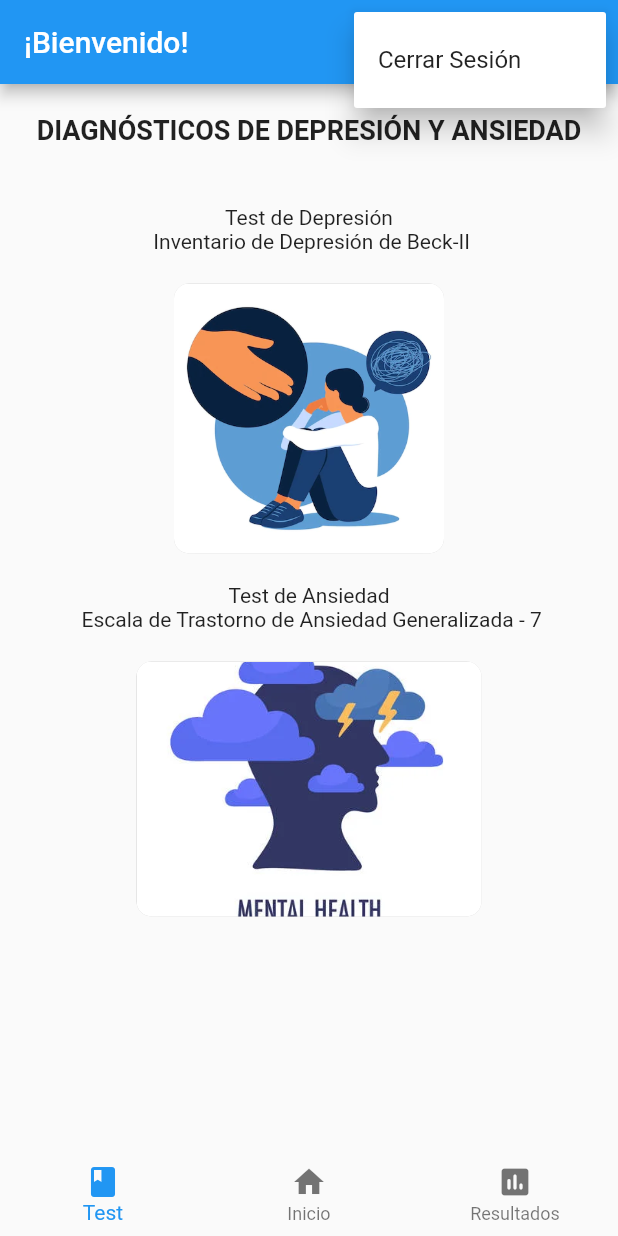
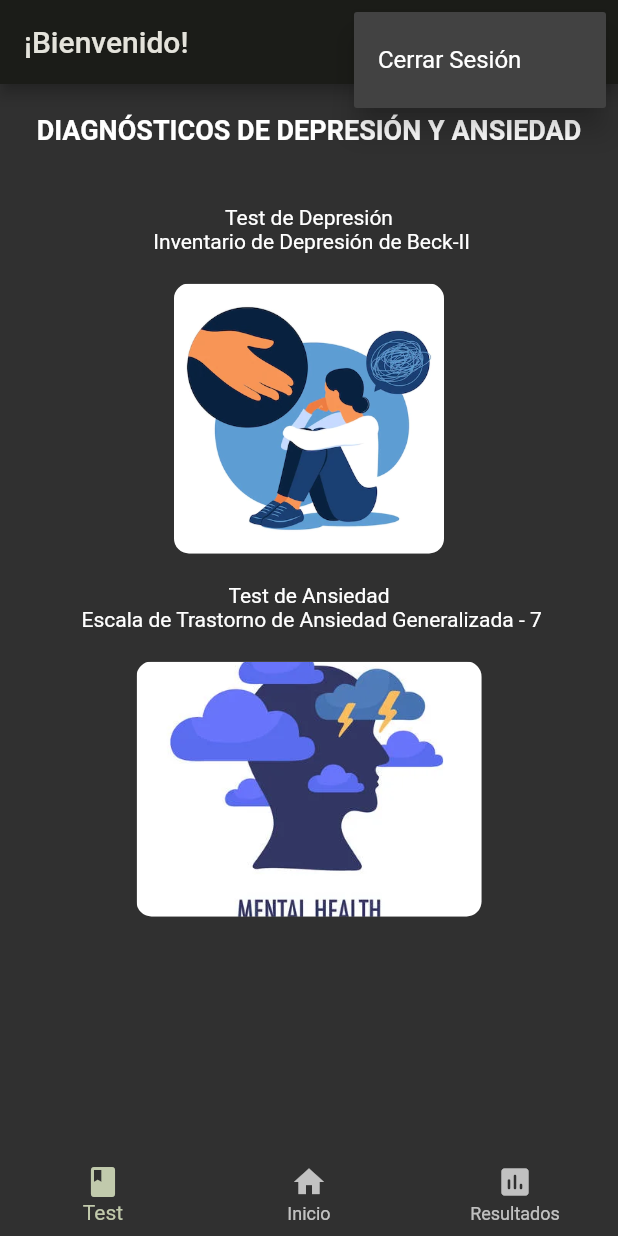
Before and after one commit to Mauro-AGalvezT/addmental, a Flutter app: the screen it shows once a user with an empty profile is signed in, after a tap on the "more vert" icon, on a phone screen of 412 x 824 dp. Run offline on Flutter 3.47's test engine with Material 2 defaults, Android fonts, the phone set to English and light mode, and no system bars; our stand-ins replace cloud_firestore, firebase_auth, firebase_core, fl_chart; accounts and stored records are empty.

Commit message:
theme personalizado

```diff
--- a/lib/main.dart
+++ b/lib/main.dart
@@ -1,9 +1,10 @@
 import 'package:addmental/ui/login_page.dart';
 import 'package:addmental/ui/main_page.dart';
+import 'package:addmental/ui/views/home_view.dart';
 import 'package:addmental/ui/views/result_view.dart';
-import 'package:addmental/ui/views/tests/anxiety_view.dart';
 import 'package:flutter/material.dart';
 import 'package:firebase_core/firebase_core.dart';
+import 'color_schemes.g.dart';
 import 'firebase_options.dart';
 
 void main() async {
@@ -22,13 +23,13 @@ class MyApp extends StatelessWidget {
   Widget build(BuildContext context) {
     return MaterialApp(
       title: 'Flutter Demo',
-      theme: ThemeData(
-        primarySwatch: Colors.blue,
-      ),
+      theme: ThemeData(useMaterial3: false, colorScheme: darkColorScheme),
       initialRoute: MainPage.id,
+      debugShowCheckedModeBanner: false,
       routes: {
         LoginPage.id: (_) => const LoginPage(),
         ResultView.id: (_) => const ResultView(),
+        HomeView.id: (_) => const HomeView(),
       },
       home: const MainPage(),
     );
--- a/lib/ui/login_page.dart
+++ b/lib/ui/login_page.dart
@@ -62,7 +62,6 @@ class _LoginPageState extends State<LoginPage> {
               ),
             ),
             const SizedBox(height: 20),
-            //email texfield
             Padding(
               padding: const EdgeInsets.symmetric(horizontal: 25.0),
               child: TextFormField(
@@ -78,10 +77,10 @@ class _LoginPageState extends State<LoginPage> {
                   return null;
                 },
                 decoration: InputDecoration(
-                    hintText: 'Email',
-                    hintStyle: const TextStyle(color: Colors.grey),
-                    border: OutlineInputBorder(
-                        borderRadius: BorderRadius.circular(10))),
+                  labelText: 'Email',
+                  border: OutlineInputBorder(
+                      borderRadius: BorderRadius.circular(10)),
+                ),
               ),
             ),
             const SizedBox(height: 20),
@@ -98,8 +97,7 @@ class _LoginPageState extends State<LoginPage> {
                 },
                 obscureText: true,
                 decoration: InputDecoration(
-                    hintText: 'Contraseña',
-                    hintStyle: const TextStyle(color: Colors.grey),
+                    labelText: 'Contraseña',
                     border: OutlineInputBorder(
                         borderRadius: BorderRadius.circular(10))),
               ),
@@ -108,7 +106,6 @@ class _LoginPageState extends State<LoginPage> {
             SizedBox(
               width: 310,
               child: GestureDetector(
-                //onTap: signIn,
                 child: ElevatedButton(
                     onPressed: () {
                       if (!_formLoginKey.currentState!.validate()) {
@@ -117,15 +114,14 @@ class _LoginPageState extends State<LoginPage> {
                         signIn();
                       }
                     },
-                    child: const Text('Ingresar')),
+                    child: const Text('Ingresar',style: TextStyle(),)),
               ),
             ),
             TextButton(
               child: const Text(
                 'Registrate',
                 style: TextStyle(
-                  color: Colors.blue,
-                  fontSize: 16.0,
+                  fontSize: 14.0,
                 ),
               ),
               onPressed: () {
--- a/lib/ui/views/home_view.dart
+++ b/lib/ui/views/home_view.dart
@@ -1,7 +1,10 @@
 import 'package:firebase_auth/firebase_auth.dart';
 import 'package:flutter/material.dart';
 
+import '../../color_schemes.g.dart';
+
 class HomeView extends StatefulWidget {
+  static String id = "home_view";
   const HomeView({super.key});
 
   @override
@@ -25,7 +28,15 @@ class _HomeViewState extends State<HomeView> {
               )),
           const SizedBox(height: 20),
           Container(
-              padding: EdgeInsets.all(20.0),
+            padding: const EdgeInsets.only(left: 10,right: 10),
+              child: Column(
+                children: [
+                  Container(
+                    padding: const EdgeInsets.all(10),
+                      decoration: BoxDecoration(
+                        borderRadius: BorderRadius.circular(16),
+                        color: darkColorScheme.secondaryContainer,
+                      ),
                       child: Column(
                         children: [
                           const Text(
@@ -36,18 +47,6 @@ class _HomeViewState extends State<HomeView> {
                           const SizedBox(height: 20),
                           ClipRRect(
                             borderRadius: BorderRadius.circular(10.0),
-                    child: DecoratedBox(
-                      decoration: BoxDecoration(
-                        borderRadius: BorderRadius.circular(10.0),
-                        boxShadow: [
-                          BoxShadow(
-                            color: Colors.grey.withOpacity(0.5),
-                            spreadRadius: 5,
-                            blurRadius: 7,
-                            offset: const Offset(0, 3),
-                          ),
-                        ],
-                      ),
                             child: Image.asset(
                               'assets/images/image1.jpg',
                               width: 180,
@@ -55,8 +54,18 @@ class _HomeViewState extends State<HomeView> {
                               fit: BoxFit.cover,
                             ),
                           ),
+                        ],
+                      )),
+
+                  const SizedBox(height: 20),
+                  Container(
+                    padding: const EdgeInsets.all(10),
+                      decoration: BoxDecoration(
+                        borderRadius: BorderRadius.circular(16),
+                        color: darkColorScheme.secondaryContainer,
                       ),
-                  const SizedBox(height: 20),
+                    child: Column(
+                      children: [
                         const Text(
                           'Para conocer el resultado de sus Test presione el siguiente botón o el botón de la de derecha en la barra de acceso rápido.',
                           textAlign: TextAlign.justify,
@@ -64,24 +73,14 @@ class _HomeViewState extends State<HomeView> {
                         const SizedBox(height: 20),
                         ClipRRect(
                           borderRadius: BorderRadius.circular(10.0),
-                    child: DecoratedBox(
-                      decoration: BoxDecoration(
-                        borderRadius: BorderRadius.circular(10.0),
-                        boxShadow: [
-                          BoxShadow(
-                            color: Colors.grey.withOpacity(0.5),
-                            spreadRadius: 5,
-                            blurRadius: 7,
-                            offset: const Offset(0, 3),
-                          ),
-                        ],
-                      ),
                           child: Image.asset(
                             'assets/images/image2.jpg',
                             width: 230,
                             height: 170,
                             fit: BoxFit.cover,
                           ),
+                        ),
+                      ],
                     ),
                   ),
                 ],
--- a/lib/ui/views/result_view.dart
+++ b/lib/ui/views/result_view.dart
@@ -1,12 +1,8 @@
-import 'dart:math';
-
 import 'package:cloud_firestore/cloud_firestore.dart';
 import 'package:firebase_auth/firebase_auth.dart';
 import 'package:fl_chart/fl_chart.dart';
-import 'package:flutter/cupertino.dart';
+import 'package:flutter/foundation.dart';
 import 'package:flutter/material.dart';
-import 'package:flutter/src/widgets/framework.dart';
-import 'package:flutter/src/widgets/placeholder.dart';
 import 'package:intl/intl.dart';
 
 class ResultView extends StatefulWidget {
@@ -22,7 +18,6 @@ class _ResultViewState extends State<ResultView> {
   List<FlSpot> depressionData = [];
   @override
   void initState() {
-    // TODO: implement initState
     super.initState();
     _getDataFromFirestore();
   }
@@ -34,25 +29,27 @@ class _ResultViewState extends State<ResultView> {
     setState(() {
       if (depressionResult.isNotEmpty) {
         for (var test in depressionResult) {
-          var yFormatted = test['date'].replaceAll('/', '-');
-          var date = DateTime.parse(yFormatted);
+          var date = DateTime.parse(test['date']);
           var yTimestamp = date.millisecondsSinceEpoch.toDouble();
-          depressionData.add(FlSpot(test['score'].toDouble(), yTimestamp));
-          //print('Score: ${test['score']}, Fecha: ${test['date']}');
+          depressionData.add(FlSpot(yTimestamp, test['score'].toDouble()));
         }
+        depressionData.sort((a, b) => a.x.compareTo(b.x));
       } else {
-        print('No existen datos.');
+        if (kDebugMode) {
+          print('No existen datos.');
+        }
       }
       if (anxietyResult.isNotEmpty) {
         for (var test in anxietyResult) {
-          var yFormatted = test['date'].replaceAll('/', '-');
-          var date = DateTime.parse(yFormatted);
+          var date = DateTime.parse(test['date']);
           var yTimestamp = date.millisecondsSinceEpoch.toDouble();
-          anxietyData.add(FlSpot(test['score'].toDouble(), yTimestamp));
-          //print('Score: ${test['score']}, Fecha: ${test['date']}');
+          anxietyData.add(FlSpot(yTimestamp, test['score'].toDouble()));
         }
+        anxietyData.sort((a, b) => a.x.compareTo(b.x));
       } else {
-        print('No existen datos.');
+        if (kDebugMode) {
+          print('No existen datos.');
+        }
       }
     });
   }
@@ -69,11 +66,11 @@ class _ResultViewState extends State<ResultView> {
           const SizedBox(height: 10),
           SingleChildScrollView(
             scrollDirection: Axis.horizontal,
+            // ignore: unnecessary_null_comparison
             child: depressionData == null
                 ? const CircularProgressIndicator()
                 : depressionData.isEmpty
                     ? Container(
-                        //color: const Color.fromARGB(255, 230, 230, 230),
                         margin: const EdgeInsets.all(3),
                         width: 300,
                         padding: const EdgeInsets.all(16),
@@ -82,33 +79,32 @@ class _ResultViewState extends State<ResultView> {
                           image: AssetImage('assets/images/empty_data.jpg'),
                         ))
                     : Container(
-                        margin: const EdgeInsets.all(3),
-                        width: 450,
-                        padding: const EdgeInsets.all(16),
+                        width: 350,
+                        padding: const EdgeInsets.all(10),
                         height: MediaQuery.of(context).size.height * 0.4,
                         child: SizedBox(
-                          width: 400,
-                          height: 250,
                           child: LineChart(
                             LineChartData(
                               clipData: FlClipData.all(),
+                              minY: 0,
+                              maxY: 30,
+                              minX: depressionData
+                                  .reduce((value, element) =>
+                                      value.x < element.x ? value : element)
+                                  .x,
                               maxX: depressionData
                                   .reduce((value, element) =>
-                                      value.y > element.y ? value : element)
-                                  .y,
-                              maxY: 12,
-                              minX: 0,
-                              minY: 0,
+                                      value.x > element.x ? value : element)
+                                  .x,
                               lineBarsData: [
                                 LineChartBarData(
                                   spots: depressionData,
                                   isCurved: true,
-                                  barWidth: 5,
-                                  belowBarData: BarAreaData(
-                                    show: true,
-                                  ),
                                 )
                               ],
+                              gridData: FlGridData(
+                                show: true,
+                              ),
                               titlesData: FlTitlesData(
                                   rightTitles: AxisTitles(
                                       sideTitles:
@@ -118,12 +114,21 @@ class _ResultViewState extends State<ResultView> {
                                           SideTitles(showTitles: false)),
                                   bottomTitles: AxisTitles(
                                       sideTitles: SideTitles(
-                                    reservedSize: 18,
+                                    reservedSize: 30,
                                     showTitles: true,
                                     getTitlesWidget: (value, meta) {
-                                      print('??${value}');
-                                      return Text(DateFormat.MMMd()
-                                          .format(DateTime.now()));
+                                      DateTime baseDate = DateTime(1900, 1, 1);
+                                      DateTime myDate = baseDate.add(Duration(
+                                          milliseconds: value.toInt()));
+                                      return Padding(
+                                        padding:
+                                            const EdgeInsets.only(top: 5.0),
+                                        child: Transform.rotate(
+                                          angle: 35 * 3.1416 / 180,
+                                          child: Text(
+                                              DateFormat.Md().format(myDate)),
+                                        ),
+                                      );
                                     },
                                   ))),
                             ),
@@ -132,50 +137,48 @@ class _ResultViewState extends State<ResultView> {
                       ),
           ),
           const SizedBox(height: 10),
-          Text('Escala de Trastorno de Ansiedad Generalizada - 7'),
+          const Text('Escala de Trastorno de Ansiedad Generalizada - 7'),
           const SizedBox(height: 10),
           SingleChildScrollView(
             scrollDirection: Axis.horizontal,
+            // ignore: unnecessary_null_comparison
             child: anxietyData == null
                 ? const CircularProgressIndicator()
                 : anxietyData.isEmpty
                     ? Container(
-                        //color: const Color.fromARGB(255, 230, 230, 230),
                         margin: const EdgeInsets.all(3),
-                        width: 300,
                         padding: const EdgeInsets.all(16),
                         height: MediaQuery.of(context).size.height * 0.4,
                         child: const Image(
                           image: AssetImage('assets/images/empty_data.jpg'),
                         ))
                     : Container(
-                        margin: const EdgeInsets.all(3),
-                        width: 450,
-                        padding: const EdgeInsets.all(16),
+                        width: 350,
+                        padding: const EdgeInsets.all(10),
                         height: MediaQuery.of(context).size.height * 0.4,
                         child: SizedBox(
-                          width: 400,
-                          height: 250,
                           child: LineChart(
                             LineChartData(
                               clipData: FlClipData.all(),
+                              minY: 0,
+                              maxY: 22,
+                              minX: anxietyData
+                                  .reduce((value, element) =>
+                                      value.x < element.x ? value : element)
+                                  .x,
                               maxX: anxietyData
                                   .reduce((value, element) =>
-                                      value.y > element.y ? value : element)
-                                  .y,
-                              maxY: 12,
-                              minX: 0,
-                              minY: 0,
+                                      value.x > element.x ? value : element)
+                                  .x,
                               lineBarsData: [
                                 LineChartBarData(
                                   spots: anxietyData,
                                   isCurved: true,
-                                  barWidth: 5,
-                                  belowBarData: BarAreaData(
-                                    show: true,
-                                  ),
                                 )
                               ],
+                              gridData: FlGridData(
+                                show: true,
+                              ),
                               titlesData: FlTitlesData(
                                   rightTitles: AxisTitles(
                                       sideTitles:
@@ -185,12 +188,21 @@ class _ResultViewState extends State<ResultView> {
                                           SideTitles(showTitles: false)),
                                   bottomTitles: AxisTitles(
                                       sideTitles: SideTitles(
-                                    reservedSize: 18,
+                                    reservedSize: 30,
                                     showTitles: true,
                                     getTitlesWidget: (value, meta) {
-                                      print('??${value}');
-                                      return Text(DateFormat.MMMd()
-                                          .format(DateTime.now()));
+                                      DateTime baseDate = DateTime(1900, 1, 1);
+                                      DateTime myDate = baseDate.add(Duration(
+                                          milliseconds: value.toInt()));
+                                      return Padding(
+                                        padding:
+                                            const EdgeInsets.only(top: 5.0),
+                                        child: Transform.rotate(
+                                          angle: 35 * 3.1416 / 180,
+                                          child: Text(
+                                              DateFormat.Md().format(myDate)),
+                                        ),
+                                      );
                                     },
                                   ))),
                             ),
@@ -211,13 +223,13 @@ class _ResultViewState extends State<ResultView> {
         .collection('history');
     QuerySnapshot querySnapshot = await anxxietyRef.get();
     List<Map<String, dynamic>> history = [];
-    querySnapshot.docs.forEach((response) {
+    for (var response in querySnapshot.docs) {
       Map<String, dynamic> data = response.data() as Map<String, dynamic>;
       history.add({
         'score': data['score'],
         'date': data['date'],
       });
-    });
+    }
     return history;
   }
 
--- a/lib/ui/views/test_view.dart
+++ b/lib/ui/views/test_view.dart
@@ -1,8 +1,6 @@
 import 'package:addmental/ui/views/tests/anxiety_view.dart';
 import 'package:addmental/ui/views/tests/depression_view.dart';
 import 'package:flutter/material.dart';
-import 'package:flutter/src/widgets/framework.dart';
-import 'package:flutter/src/widgets/placeholder.dart';
 
 
 class TestView extends StatefulWidget {
```
Also changed, not shown: lib/ui/register_page.dart (+15 -44 lines), lib/ui/views/tests/anxiety_view.dart (+1 -8 lines), lib/ui/views/tests/depression_view.dart (+8 -15 lines), lib/color_schemes.g.dart (added), 1 other file. Lines whose indentation alone changed are shown as unchanged.
